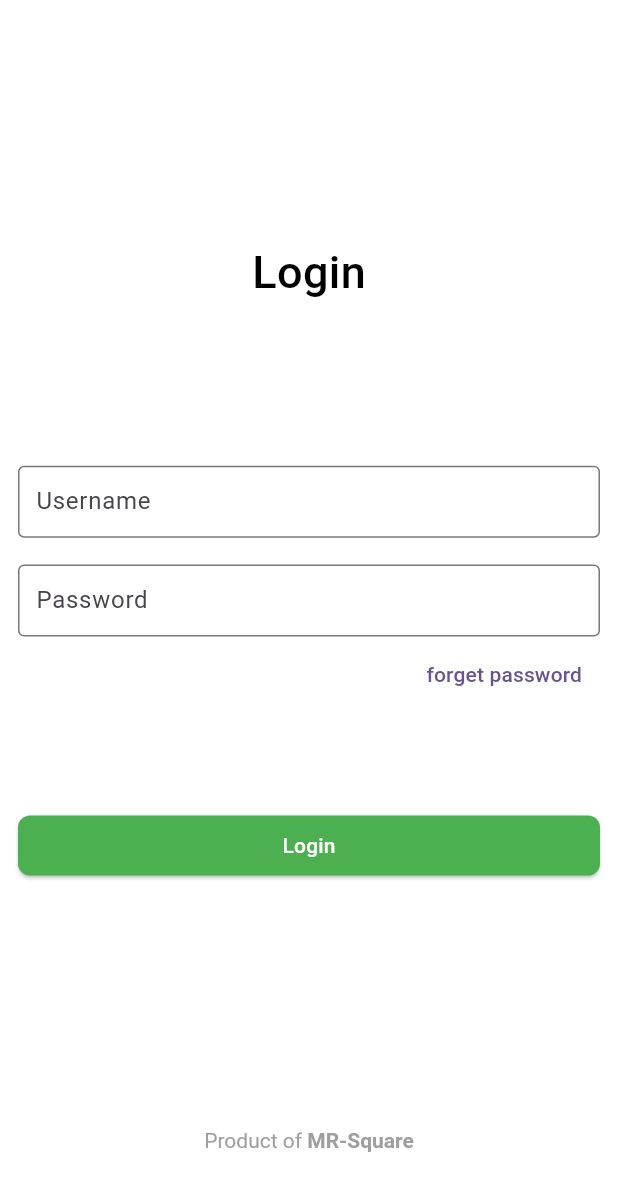
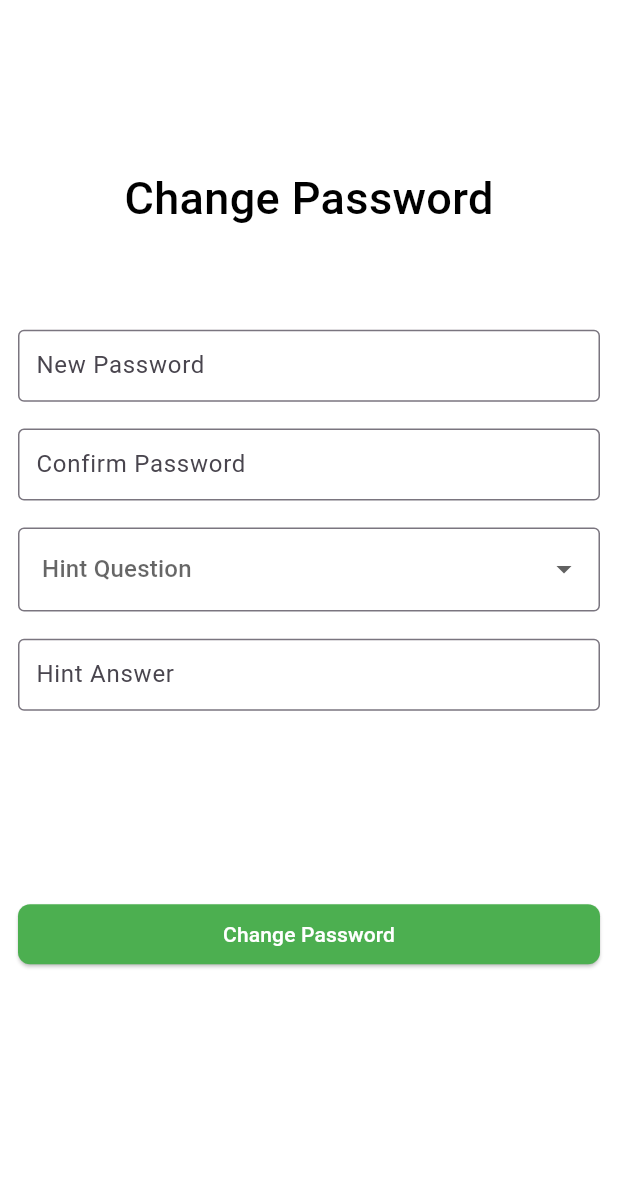
Before and after one commit to MR-Square/Task-Manager, a Flutter app: the screen it shows after launch, after a tap on "forget password", on a phone screen of 412 x 824 dp. Shown: the top 1191 px of the screen. Run offline on Flutter 3.47's test engine with Material 3 defaults, Android fonts, the phone set to English and light mode, and no system bars; our stand-ins replace get, shared_preferences.

Commit message:
forget password ui created

```diff
--- a/lib/res/routes/app_routes.dart
+++ b/lib/res/routes/app_routes.dart
@@ -1,6 +1,7 @@
 import 'package:get/get.dart';
 import 'package:task_manager/res/routes/routes_name.dart';
 import 'package:task_manager/views/home/home_view.dart';
+import 'package:task_manager/views/login/forget_password_view.dart';
 import 'package:task_manager/views/login/login_view.dart';
 import 'package:task_manager/views/splash_view.dart';
 
@@ -17,6 +18,11 @@ class AppRoutes {
           transition: Transition.zoom,
         ),
         GetPage(
+          name: RoutesName.forgetPasswordView,
+          page: () => const ForgetPasswordView(),
+          // transition: Transition.leftToRightWithFade,
+        ),
+        GetPage(
           name: RoutesName.homeView,
           page: () => const HomeView(),
           transition: Transition.zoom,
--- a/lib/res/routes/routes_name.dart
+++ b/lib/res/routes/routes_name.dart
@@ -2,4 +2,5 @@ class RoutesName {
   static const String splashView = "/";
   static const String loginView = "/login_view";
   static const String homeView = "/home_view";
+  static const String forgetPasswordView = "/forget_password_view";
 }
--- /dev/null
+++ b/lib/view_models/controllers/login/forget_password_view_model.dart
@@ -0,0 +1,38 @@
+import 'package:flutter/material.dart';
+import 'package:get/get.dart';
+
+class ForgetPasswordViewModel extends GetxController {
+  // ========================== CONTROLLERS ==========================
+  final passwrodController = TextEditingController();
+  final confirmPasswrodController = TextEditingController();
+  final hintAnswerController = TextEditingController();
+
+  // ========================== FOCUS NODES ==========================
+  final passwordFocusNode = FocusNode();
+  final confirmpasswordFocusNode = FocusNode();
+  final hintAnswerFocusNode = FocusNode();
+
+  // ========================== RX VALUES ==========================
+  // ========================== VARIABLE ==========================
+  int? selectedQuestion;
+  final formKey = GlobalKey<FormState>();
+  // ========================== LISTS ==========================
+  List questionsList = [
+    {
+      "id": 0,
+      "question": "What is your favourite food?",
+      "value": 1,
+    },
+    {
+      "id": 1,
+      "question": "What is your birth place?",
+      "value": 2,
+    },
+    {
+      "id": 2,
+      "question": "What is your first school?",
+      "value": 3,
+    },
+  ];
+  // ========================== METHODS ==========================
+}
--- /dev/null
+++ b/lib/views/login/forget_password_view.dart
@@ -0,0 +1,96 @@
+import 'package:flutter/material.dart';
+import 'package:get/get.dart';
+import 'package:task_manager/res/components/butons/simple_button_widget.dart';
+import 'package:task_manager/res/components/inputs/simple_inputfield_widget.dart';
+import 'package:task_manager/utils/utils.dart';
+import 'package:task_manager/view_models/controllers/login/forget_password_view_model.dart';
+
+class ForgetPasswordView extends StatefulWidget {
+  const ForgetPasswordView({super.key});
+
+  @override
+  State<ForgetPasswordView> createState() => _ForgetPasswordViewState();
+}
+
+class _ForgetPasswordViewState extends State<ForgetPasswordView> {
+  final _vm = Get.put(ForgetPasswordViewModel());
+  @override
+  Widget build(BuildContext context) {
+    return Scaffold(
+      // appBar: AppBar(
+      //   title: const Text('Change Password'),
+      // ),
+      body: Padding(
+        padding: const EdgeInsets.all(12.0),
+        child: Form(
+          key: _vm.formKey,
+          child: Column(
+            children: [
+              Utils.horizontalSpace(1),
+              Utils.verticalSpace(12),
+              const Text(
+                'Change Password',
+                style: TextStyle(
+                  color: Colors.black,
+                  fontSize: 30,
+                  fontWeight: FontWeight.w500,
+                ),
+              ),
+              Utils.verticalSpace(8),
+              SimpleInputfieldWidget(
+                labelText: 'New Password',
+                controller: _vm.passwrodController,
+                focusNode: _vm.passwordFocusNode,
+              ),
+              Utils.verticalSpace(),
+              SimpleInputfieldWidget(
+                labelText: 'Confirm Password',
+                controller: _vm.confirmPasswrodController,
+                focusNode: _vm.confirmpasswordFocusNode,
+              ),
+              Utils.verticalSpace(),
+              SizedBox(
+                width: Utils.width,
+                height: Utils.heightPer(7),
+                child: DropdownButtonHideUnderline(
+                  child: DropdownButtonFormField(
+                    hint: const Text('Hint Question'),
+                    decoration: const InputDecoration(
+                      border: OutlineInputBorder(),
+                    ),
+                    value: _vm.selectedQuestion,
+                    items: _vm.questionsList
+                        .map(
+                          (question) => DropdownMenuItem(
+                            value: question['value'],
+                            child: Text(
+                              question['question'],
+                            ),
+                          ),
+                        )
+                        .toList(),
+                    onChanged: (value) {
+                      _vm.selectedQuestion = int.tryParse(value.toString());
+                    },
+                  ),
+                ),
+              ),
+              Utils.verticalSpace(),
+              SimpleInputfieldWidget(
+                labelText: 'Hint Answer',
+                controller: _vm.hintAnswerController,
+                focusNode: _vm.hintAnswerFocusNode,
+              ),
+              Utils.verticalSpace(15),
+              SimpleButtonWidget(
+                label: 'Change Password',
+                onPress: () {},
+                width: Utils.width,
+              ),
+            ],
+          ),
+        ),
+      ),
+    );
+  }
+}
--- a/lib/views/login/login_view.dart
+++ b/lib/views/login/login_view.dart
@@ -2,6 +2,7 @@ import 'package:flutter/material.dart';
 import 'package:get/get.dart';
 import 'package:task_manager/res/components/butons/simple_button_widget.dart';
 import 'package:task_manager/res/components/inputs/simple_inputfield_widget.dart';
+import 'package:task_manager/res/routes/routes_name.dart';
 import 'package:task_manager/utils/utils.dart';
 import 'package:task_manager/view_models/controllers/login/login_view_model.dart';
 
@@ -59,7 +60,9 @@ class _LoginViewState extends State<LoginView> {
                 Align(
                   alignment: Alignment.bottomRight,
                   child: TextButton(
-                    onPressed: () {},
+                    onPressed: () {
+                      Get.toNamed(RoutesName.forgetPasswordView);
+                    },
                     child: const Text('forget password'),
                   ),
                 ),
```
